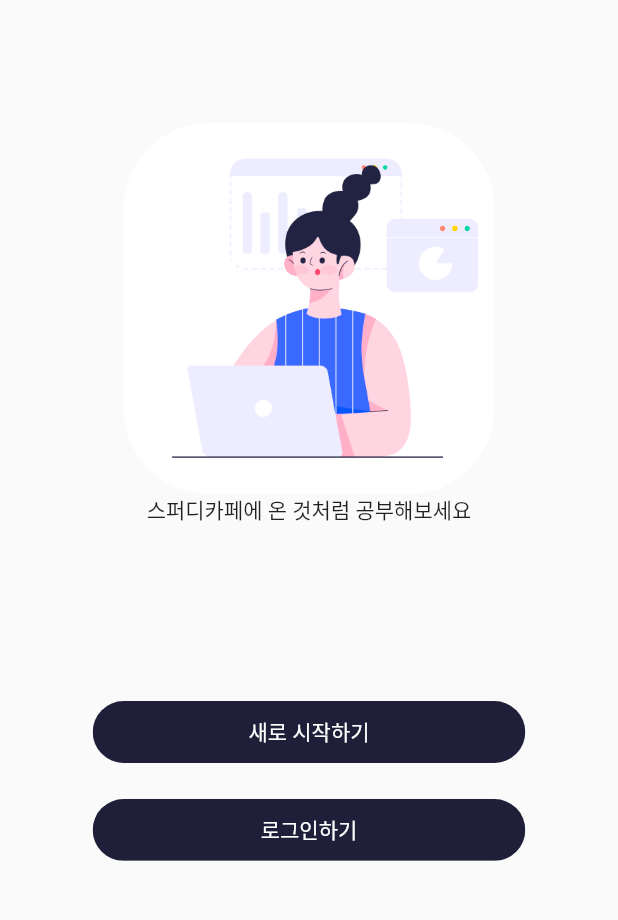
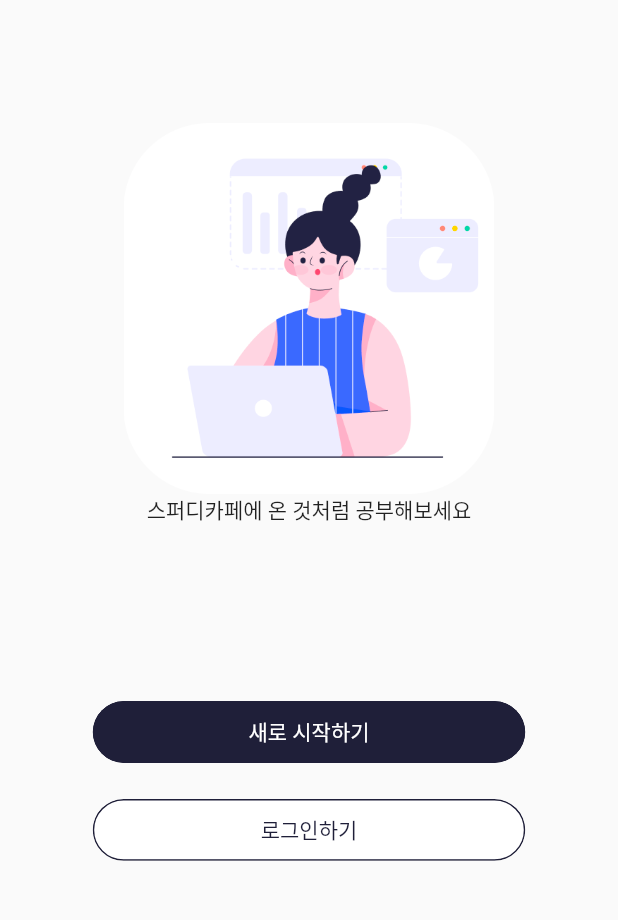
Before and after one commit to threeJob/withUs, a Flutter app: the screen it shows after launch, on a phone screen of 412 x 824 dp, the part 263-1183 px from its top. Run offline on Flutter 3.47's test engine with Material 2 defaults, Android fonts, the phone set to English and light mode, and no system bars; our stand-ins replace dio, get; missing offline and left inert: kakao_flutter_sdk_common, kakao_flutter_sdk_user.

Commit message:
design: Fix Btn border #1

```diff
--- a/lib/screens/first/first_screen.dart
+++ b/lib/screens/first/first_screen.dart
@@ -64,6 +64,8 @@ class FirstScreen extends StatelessWidget {
             SizedBox(height: screenHeight * 0.005),
             RoundedButtonForDialog(
               text: "로그인하기",
+              color: Colors.white,
+              textColor: kMainColor,
               press: () => Get.to(() => LoginScreen()),
             )
           ],
--- a/lib/widgets/rounded_button.dart
+++ b/lib/widgets/rounded_button.dart
@@ -32,16 +32,22 @@ class RoundedButtonForDialog extends StatelessWidget {
 
   Widget newElevatedButton() {
     return ElevatedButton(
+      onPressed: press,
+      style: ElevatedButton.styleFrom(
+          shape:
+              RoundedRectangleBorder(borderRadius: BorderRadius.circular(29)),
+          side: const BorderSide(
+            width: 1.0,
+            color: kMainColor,
+          ),
+          backgroundColor: color,
+          padding: const EdgeInsets.symmetric(horizontal: 40, vertical: 3),
+          textStyle: TextStyle(
+              color: textColor, fontSize: 14, fontWeight: FontWeight.w500)),
       child: Text(
         text,
         style: TextStyle(color: textColor),
       ),
-      onPressed: press,
-      style: ElevatedButton.styleFrom(
-          primary: color,
-          padding: EdgeInsets.symmetric(horizontal: 40, vertical: 3),
-          textStyle: TextStyle(
-              color: textColor, fontSize: 14, fontWeight: FontWeight.w500)),
     );
   }
 }
```
